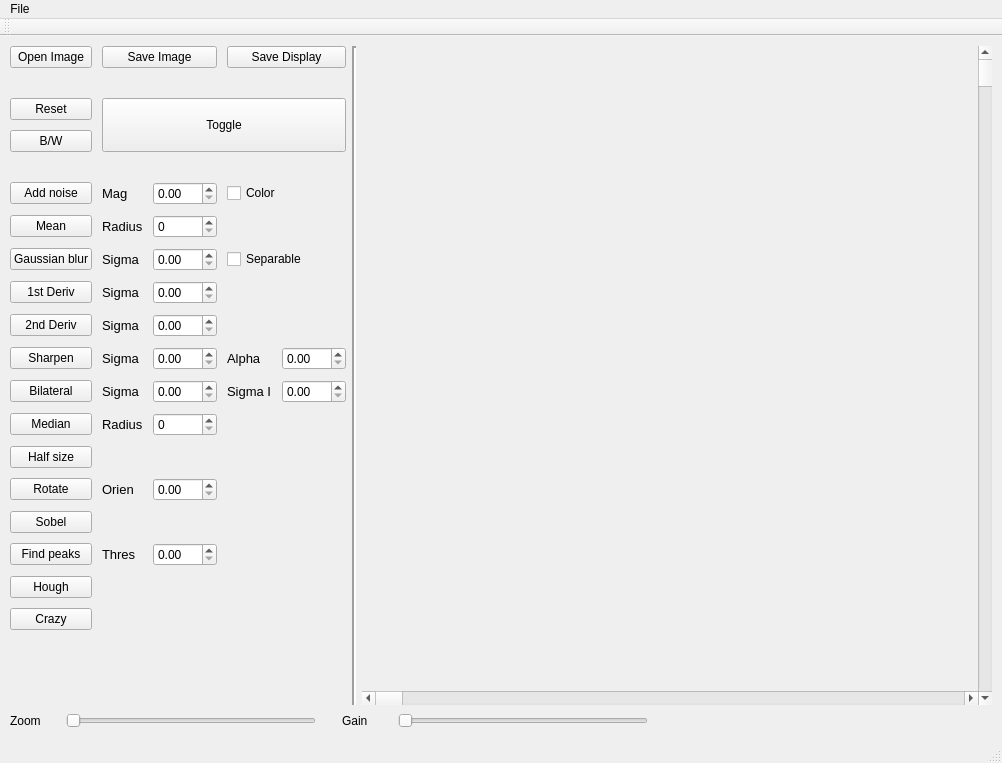
First picture: the form in hw1/mainwindow.ui, repository eschwabe/computer-vision, before the edit.
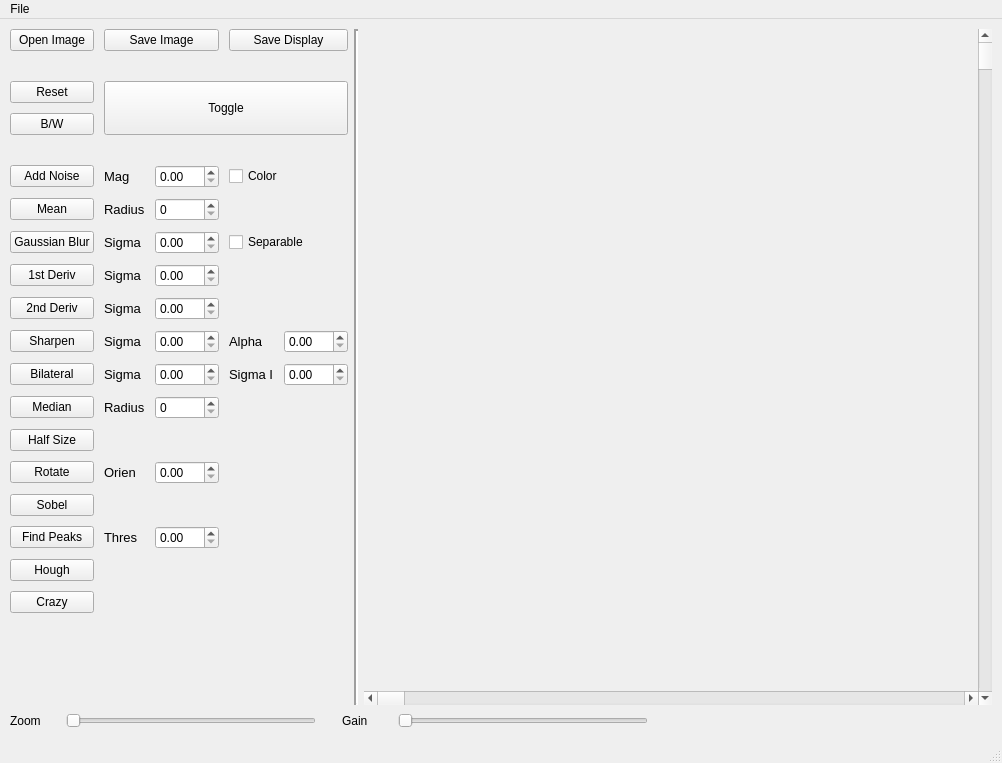
Second picture: the form after the edit.

```diff
--- a/hw1/mainwindow.ui
+++ b/hw1/mainwindow.ui
@@ -78,7 +78,7 @@
         <item row="5" column="0">
          <widget class="QPushButton" name="noiseButton">
           <property name="text">
-           <string>Add noise</string>
+           <string>Add Noise</string>
           </property>
          </widget>
         </item>
@@ -126,7 +126,7 @@
         <item row="7" column="0">
          <widget class="QPushButton" name="gaussianBlurButton">
           <property name="text">
-           <string>Gaussian blur</string>
+           <string>Gaussian Blur</string>
           </property>
          </widget>
         </item>
@@ -340,7 +340,7 @@
         <item row="13" column="0">
          <widget class="QPushButton" name="halfButton">
           <property name="text">
-           <string>Half size</string>
+           <string>Half Size</string>
           </property>
          </widget>
         </item>
@@ -383,7 +383,7 @@
         <item row="16" column="0">
          <widget class="QPushButton" name="peaksButton">
           <property name="text">
-           <string>Find peaks</string>
+           <string>Find Peaks</string>
           </property>
          </widget>
         </item>
@@ -476,7 +476,7 @@
          <enum>Qt::Horizontal</enum>
         </property>
         <property name="sizeType">
-         <enum>QSizePolicy::Preferred</enum>
+         <enum>QSizePolicy::Fixed</enum>
         </property>
         <property name="sizeHint" stdset="0">
          <size>
@@ -514,7 +514,7 @@
          <enum>Qt::Horizontal</enum>
         </property>
         <property name="sizeType">
-         <enum>QSizePolicy::Preferred</enum>
+         <enum>QSizePolicy::Fixed</enum>
         </property>
         <property name="sizeHint" stdset="0">
          <size>
@@ -708,14 +708,6 @@
    </layout>
   </widget>
   <widget class="QStatusBar" name="statusBar"/>
-  <widget class="QToolBar" name="mainToolBar">
-   <attribute name="toolBarArea">
-    <enum>TopToolBarArea</enum>
-   </attribute>
-   <attribute name="toolBarBreak">
-    <bool>false</bool>
-   </attribute>
-  </widget>
   <widget class="QMenuBar" name="menuBar">
    <property name="geometry">
     <rect>
```
